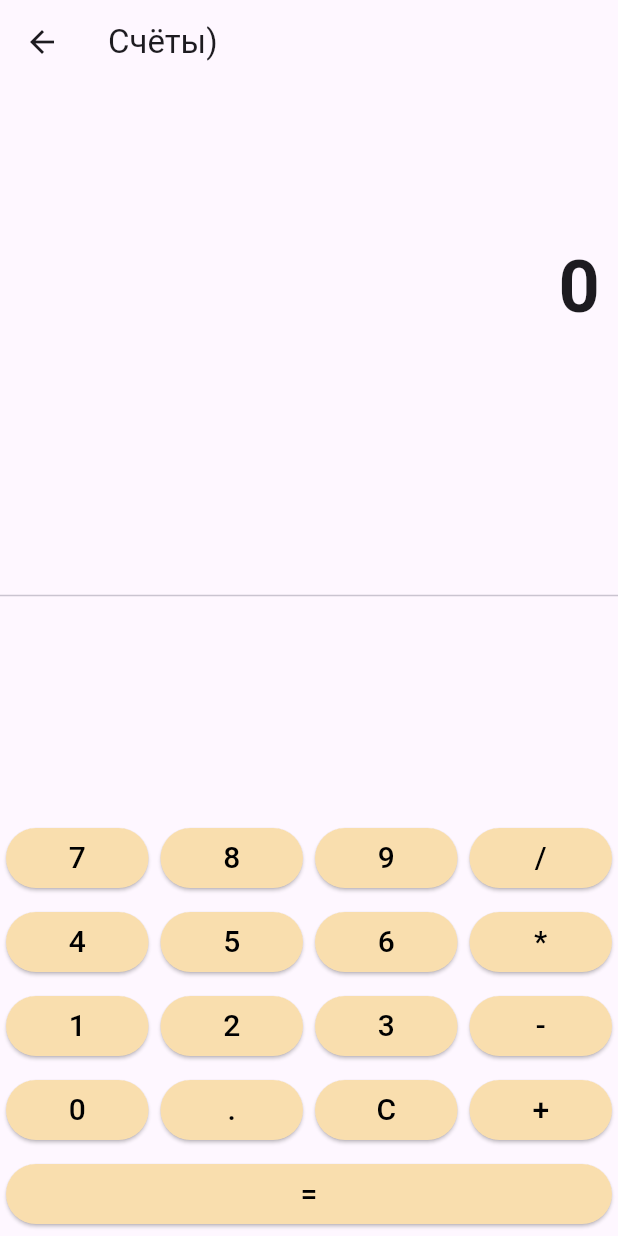
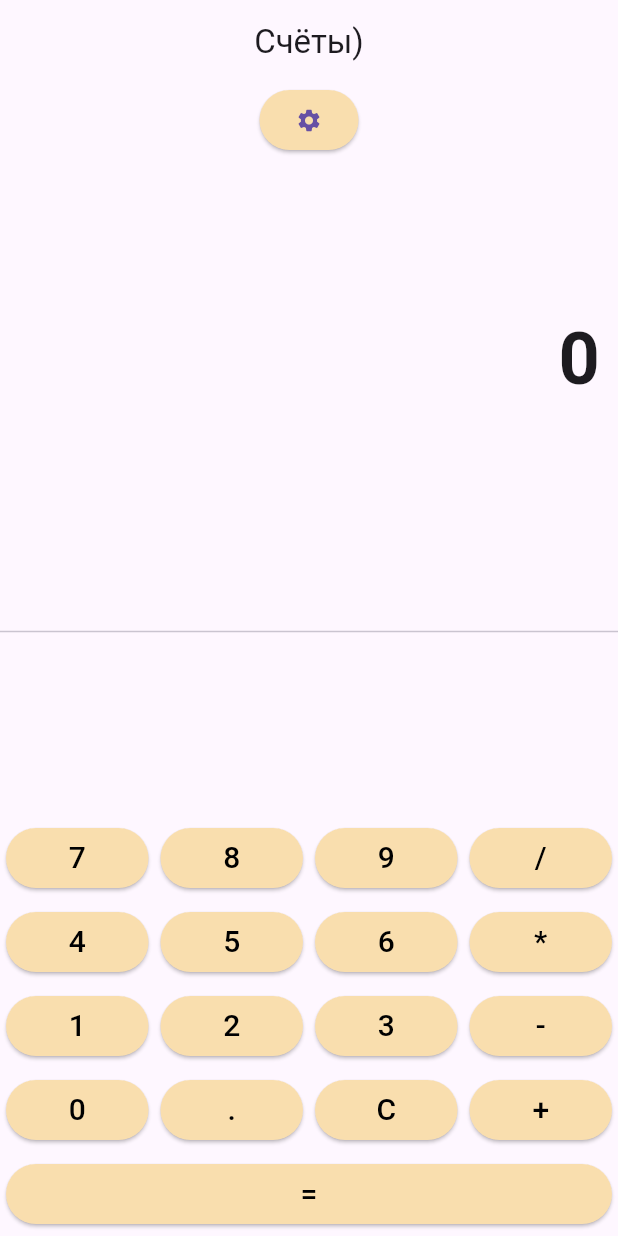
Before and after one commit to kostiausolicev/programming_technology_lr_3, a Flutter app: the CalculatorScreen screen opened directly, on a phone screen of 412 x 824 dp. Run offline on Flutter 3.47's test engine with Material 3 defaults, Android fonts, the phone set to English and light mode, and no system bars; missing offline and left inert: flex_color_picker.

Commit message:
link widgets

```diff
--- a/lib/calculate_widget.dart
+++ b/lib/calculate_widget.dart
@@ -1,11 +1,9 @@
 import 'package:flutter/material.dart';
 import 'package:practic/shared_thyme_properties.dart';
+import 'package:practic/thyme_widget.dart';
 
 class CalculatorScreen extends StatefulWidget {
   CalculatorScreen({super.key});
-
-  Color buttonColor = ThymeProperties.buttonColor;
-  Color buttonFontColor = ThymeProperties.buttonFontColor;
 
   @override
   _CalculatorScreenState createState() => _CalculatorScreenState();
@@ -70,7 +68,6 @@ class _CalculatorScreenState extends State<CalculatorScreen> {
         _output += buttonText;
       }
     }
-
     // Обновить состояние виджета для обновления интерфейса.
     setState(() {
       _output;
@@ -85,10 +82,10 @@ class _CalculatorScreenState extends State<CalculatorScreen> {
         child: ElevatedButton(
           onPressed: () => buttonPressed(buttonText),
           style: ButtonStyle(
-              backgroundColor: MaterialStateProperty.all(widget.buttonColor)),
+              backgroundColor: MaterialStateProperty.all(ThymeProperties.buttonColor)),
           child: Text(
             buttonText,
-            style: TextStyle(fontSize: 20.0, color: widget.buttonFontColor),
+            style: TextStyle(fontSize: 20.0, color: ThymeProperties.buttonFontColor),
           ),
         ),
       ),
@@ -99,14 +96,30 @@ class _CalculatorScreenState extends State<CalculatorScreen> {
   Widget build(BuildContext context) {
     return Scaffold(
       appBar: AppBar(
-        title: Text('Счёты)'), // Заголовок на экране калькулятора.
+        title: const Text('Счёты)'),
+        centerTitle: true,// Заголовок на экране калькулятора.
       ),
       body: Column(
         children: <Widget>[
+          ElevatedButton(
+            onPressed: () {
+              Navigator.push(
+                context,
+                MaterialPageRoute(builder: (context) => const ThymeWidget()),
+              ).then((value) {
+                setState(() {
+
+                });
+              });
+            },
+            style: ButtonStyle(
+                backgroundColor: MaterialStateProperty.all(ThymeProperties.buttonColor)),
+            child: const Icon(Icons.settings),
+          ),
           // Отображение истории операций.
           Container(
             alignment: Alignment.centerRight,
-            padding: EdgeInsets.symmetric(vertical: 24.0, horizontal: 12.0),
+            padding: const EdgeInsets.symmetric(vertical: 24.0, horizontal: 12.0),
             child: Text(
               _outputHistory,
               style: TextStyle(fontSize: 20.0),
@@ -115,13 +128,13 @@ class _CalculatorScreenState extends State<CalculatorScreen> {
           // Отображение текущего вывода.
           Container(
             alignment: Alignment.centerRight,
-            padding: EdgeInsets.symmetric(vertical: 24.0, horizontal: 12.0),
+            padding: const EdgeInsets.symmetric(vertical: 24.0, horizontal: 12.0),
             child: Text(
               _output,
-              style: TextStyle(fontSize: 48.0, fontWeight: FontWeight.bold),
+              style: const TextStyle(fontSize: 48.0, fontWeight: FontWeight.bold),
             ),
           ),
-          Expanded(
+          const Expanded(
             child: Divider(),
           ),
           // Размещение кнопок для цифр и операций.
--- a/lib/main.dart
+++ b/lib/main.dart
@@ -1,5 +1,4 @@
 import 'package:flutter/material.dart';
-import 'package:practic/thyme_widget.dart';
 
 import 'calculate_widget.dart';
 
@@ -18,7 +17,7 @@ class CalculatorApp extends StatelessWidget {
       theme: ThemeData(
         primarySwatch: Colors.blue, // Основной цвет приложения.
       ),
-      home: ThymeWidget(), // Основной экран калькулятора.
+      home: CalculatorScreen(), // Основной экран калькулятора.
     );
   }
 }
```
Also changed, not shown: lib/thyme_widget.dart (+9 -1 lines).
